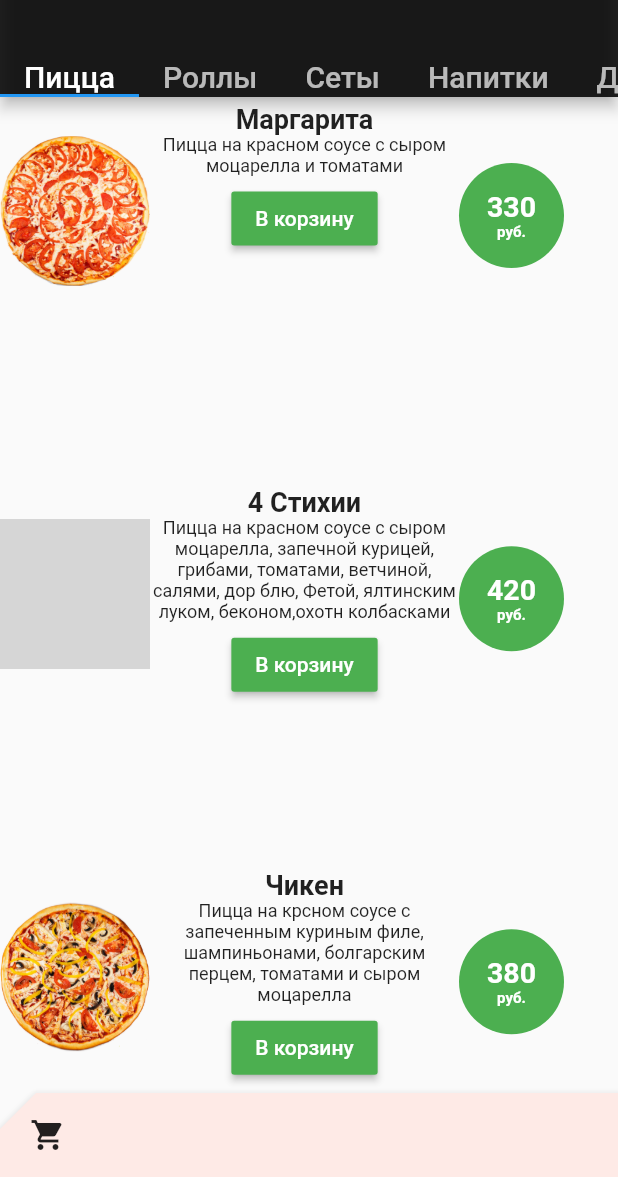
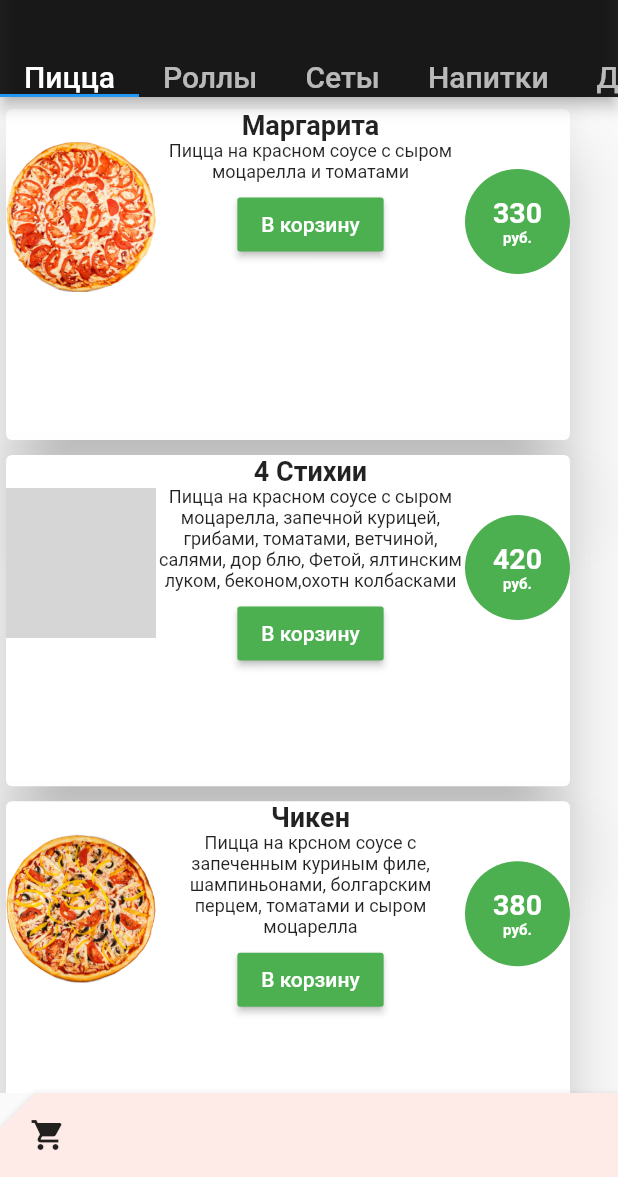
Before and after one commit to worlddeleteRin/risitestonew2, a Flutter app: the screen it shows after launch, on a phone screen of 412 x 824 dp, the part 59-1236 px from its top. Run offline on Flutter 3.47's test engine with Material 2 defaults, Android fonts, the phone set to English and light mode, and no system bars; missing offline and left inert: mailer; Roboto replaces fonts that are missing (arial, slabo); grey boxes are pictures that could not be loaded.

Commit message:
new commit

```diff
--- a/lib/supplemental/asymmetric_view.dart
+++ b/lib/supplemental/asymmetric_view.dart
@@ -37,7 +37,7 @@ class AsymmetricView extends StatelessWidget {
     /// to the index of the list of columns.
     return List.generate(_listItemCount(products.length), (int index) {
       double width = .40 * MediaQuery.of(context).size.width;
-      double height = 0.31 * MediaQuery.of(context).size.height;
+      double height = 0.28 * MediaQuery.of(context).size.height;
       Widget column;
 
         /// Odd cases
--- a/lib/supplemental/product_card.dart
+++ b/lib/supplemental/product_card.dart
@@ -13,6 +13,7 @@
 // limitations under the License.
 
 import 'package:flutter/material.dart';
+import 'package:flutter/material.dart' as prefix0;
 import 'package:intl/intl.dart';
 import 'package:scoped_model/scoped_model.dart';
 
@@ -83,10 +84,14 @@ class ProductCard extends StatelessWidget {
             child: child,
           ),
       child: */
-      return Row(
-            //verticalDirection: VerticalDirection.down,
+      return Card(
+            elevation: 20,
+            semanticContainer: true,
+            child: Row(
+            mainAxisSize: MainAxisSize.max,
+            verticalDirection: VerticalDirection.down,
             mainAxisAlignment: MainAxisAlignment.center,
-            crossAxisAlignment: CrossAxisAlignment.start,
+            crossAxisAlignment: CrossAxisAlignment.center,
             children: <Widget>[
               Column(
               children: <Widget>[
@@ -213,7 +218,7 @@ class ProductCard extends StatelessWidget {
 
       ),
     ],
-
+            ),
       );
   }
 
```
